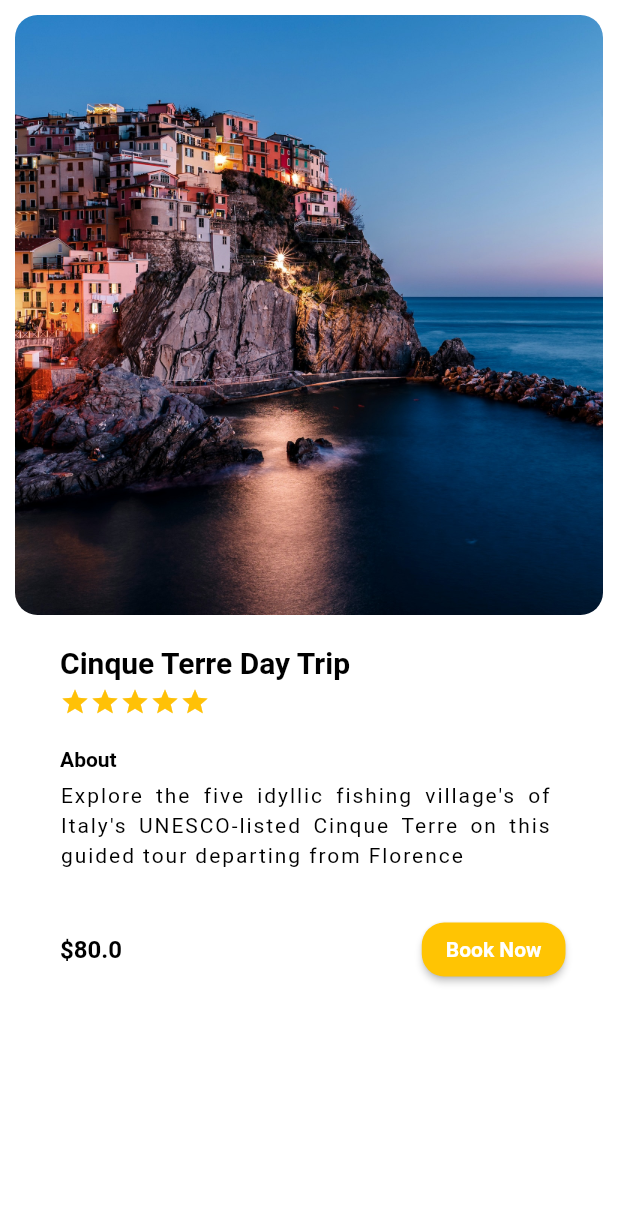
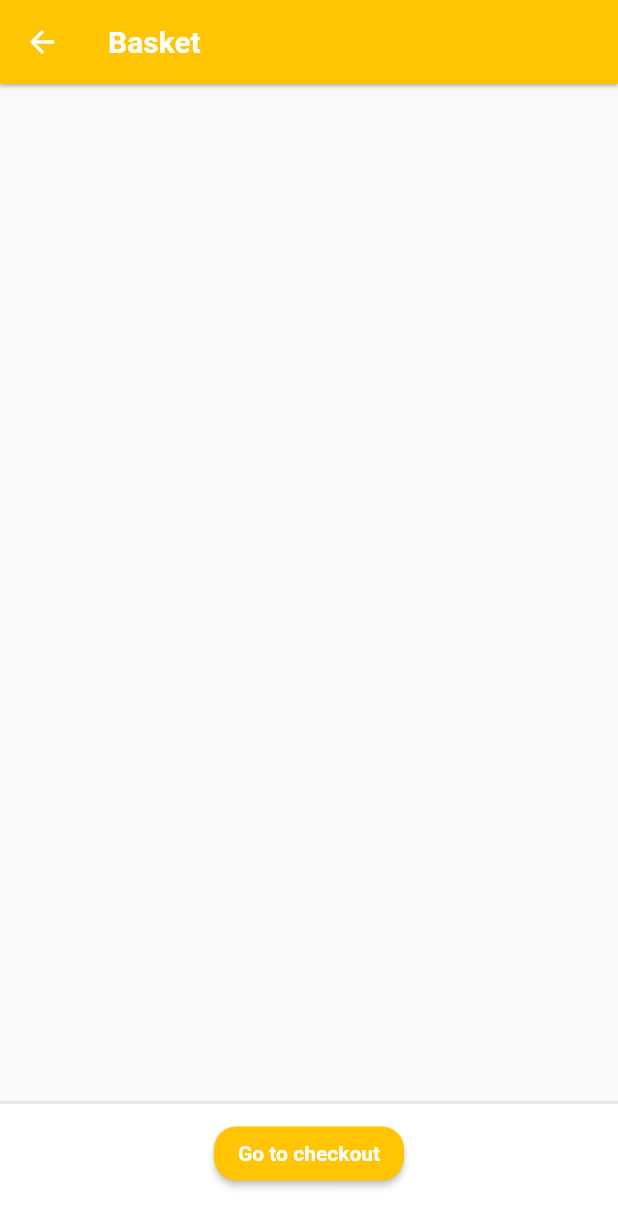
Before and after one commit to jacquuouille/travel_app, a Flutter app: the ClipContainer widget shown alone on an empty page, opened directly with sample values from the repository, after a tap on "Book Now", on a phone screen of 412 x 824 dp. Shown: the top 1227 px of the screen. Run offline on Flutter 3.47's test engine with Material 2 defaults, Android fonts, the phone set to English and light mode, and no system bars; drawn by our look-alikes of flutter_rating_bar; our stand-ins replace get.

Commit message:
Creation of a basket page

```diff
--- a/lib/main.dart
+++ b/lib/main.dart
@@ -1,6 +1,7 @@
 import 'package:flutter/material.dart';
 import 'package:get/get.dart';
 import 'package:travel_app/screens/activity_screen.dart';
+import 'package:travel_app/screens/basket_screen.dart';
 import 'package:travel_app/screens/home_screen.dart';
 import 'package:travel_app/screens/hotel_screen.dart';
 import 'config/theme.dart';
@@ -24,6 +25,7 @@ class MyApp extends StatelessWidget {
       getPages: [
         GetPage(name: '/activities', page: () => const ActivityScreen(), transition: Transition.leftToRight),
         GetPage(name: '/hotels', page: () => const HotelScreen(), transition: Transition.leftToRight),
+        GetPage(name: '/basket', page: () => const BasketScreen(), transition: Transition.leftToRight),
       ]
     );
   }
--- /dev/null
+++ b/lib/screens/basket_screen.dart
@@ -0,0 +1,82 @@
+import 'package:flutter/cupertino.dart';
+import 'package:flutter/material.dart';
+
+class BasketScreen extends StatelessWidget {
+  const BasketScreen({super.key});
+
+  static const routeName = '/basket';
+
+  @override
+  Widget build(BuildContext context) {
+    bool isDark = Theme.of(context).brightness == Brightness.dark;
+    return Scaffold(
+      backgroundColor: isDark ? const Color.fromARGB(255, 69, 66, 66) : const Color.fromARGB(255, 250, 248, 248),
+      appBar: AppBar(
+        iconTheme: IconThemeData(
+          color: isDark? Colors.black : Colors.white,
+        ),
+        title: Text(
+          'Basket',
+          style: Theme.of(context).textTheme.headline6!.copyWith(
+            color: isDark? Colors.black : Colors.white,
+            fontWeight: FontWeight.bold,
+          ),
+        ),
+        elevation: 1.0,
+        backgroundColor: const Color.fromARGB(255, 255, 196, 3),
+      ),
+      bottomNavigationBar: const BottomAppBar(),
+    );
+  }
+}
+
+
+class BottomAppBar extends StatelessWidget {
+  const BottomAppBar({
+    super.key,
+  });
+
+  @override
+  Widget build(BuildContext context) {
+    bool isDark = Theme.of(context).brightness == Brightness.dark;
+    return Container(
+      height: 90,
+      width: 40,
+      decoration: BoxDecoration(
+        color: isDark ? Color.fromARGB(255, 61, 58, 58) : Colors.white,
+        border: Border(
+          top: BorderSide(
+            width: 2.0,
+            color: isDark ? Color.fromARGB(255, 61, 58, 58): Color.fromARGB(255, 232, 231, 231),
+          ),
+        ),
+      ),
+      child: Row(
+        mainAxisAlignment: MainAxisAlignment.center,
+        crossAxisAlignment: CrossAxisAlignment.start,
+        children: [
+          Padding(
+            padding: const EdgeInsets.only(top: 9.0),
+            child: ElevatedButton(
+              onPressed: () {},
+              style: ElevatedButton.styleFrom(
+                shape: RoundedRectangleBorder(
+                  borderRadius: BorderRadius.circular(15.0),
+                ),
+                primary: Color.fromARGB(255, 255, 196, 3),
+              ),
+              child: Text(
+                "Go to checkout",
+                style: Theme.of(context).textTheme.bodyLarge!.copyWith(
+                  color: isDark ? Colors.black : Colors.white,
+                  fontWeight: FontWeight.bold,
+                  // fontSize: 15,
+                )
+                )
+            ),
+          ),
+        ],
+      ),
+    );
+  }
+}
--- a/lib/screens/home_screen.dart
+++ b/lib/screens/home_screen.dart
@@ -148,7 +148,6 @@ class _CustomAppBar extends StatelessWidget with PreferredSizeWidget{
     return Padding(
       padding: const EdgeInsets.all(8.0),
       child:
-      // isOnBoarding ? Container() :
        AppBar(
         title: Text(
           'TravelApp',
--- a/lib/widgets/clip_container.dart
+++ b/lib/widgets/clip_container.dart
@@ -1,6 +1,7 @@
 import 'package:flutter/cupertino.dart';
 import 'package:flutter/material.dart';
 import 'package:flutter_rating_bar/flutter_rating_bar.dart';
+import 'package:travel_app/screens/basket_screen.dart';
 import '../models/activity_models.dart';
 
 class ClipContainer extends StatelessWidget {
@@ -92,7 +93,13 @@ class ClipContainer extends StatelessWidget {
                               ),
                             ),
                             ElevatedButton(
-                              onPressed: () {},
+                              onPressed: () {
+                                Navigator.of(context).push(
+                                  MaterialPageRoute(
+                                    builder: (_) => const BasketScreen(),
+                                  ),
+                                );
+                              },
                               style: ElevatedButton.styleFrom(
                                 primary: Color.fromARGB(255, 255, 196, 3),
                                 shape: RoundedRectangleBorder(
```
Also changed, not shown: assets/images/mountains.jpg (added).
